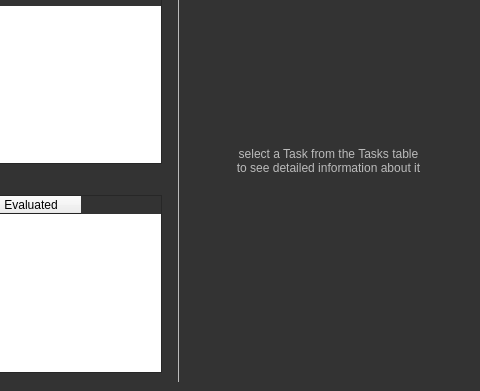
This is TAEval-Client/instructorwindow.ui in wfairclough/TAE as Qt 5 draws it before an edit; both pictures show x 138 to 618 and y 109 to 500 of the 618 by 500 pixel window. The edited form follows.
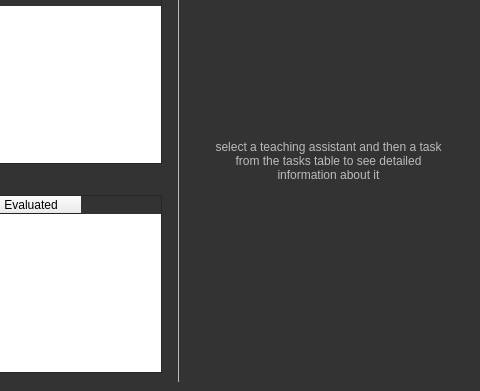
This is the edited form. The open tabs and pages were chosen to show the change.

Commit message: Fixed incorrect stacked view and changed help text on the first stacked view

The edit to the form file:
```diff
--- a/TAEval-Client/instructorwindow.ui
+++ b/TAEval-Client/instructorwindow.ui
@@ -256,7 +256,7 @@
            <string notr="true">color:#bbb</string>
           </property>
           <property name="text">
-           <string>&lt;html&gt;&lt;head/&gt;&lt;body&gt;&lt;p&gt;select a Task from the Tasks table&lt;br/&gt;to see detailed information about it&lt;/p&gt;&lt;/body&gt;&lt;/html&gt;</string>
+           <string>&lt;html&gt;&lt;head/&gt;&lt;body&gt;&lt;p&gt;select a teaching assistant and then a task&lt;br/&gt; from the tasks table to see detailed&lt;br/&gt; information about it&lt;/p&gt;&lt;/body&gt;&lt;/html&gt;</string>
           </property>
           <property name="alignment">
            <set>Qt::AlignCenter</set>
```
Left out of the diff: 2 changed lines with no effect on the pictures.
